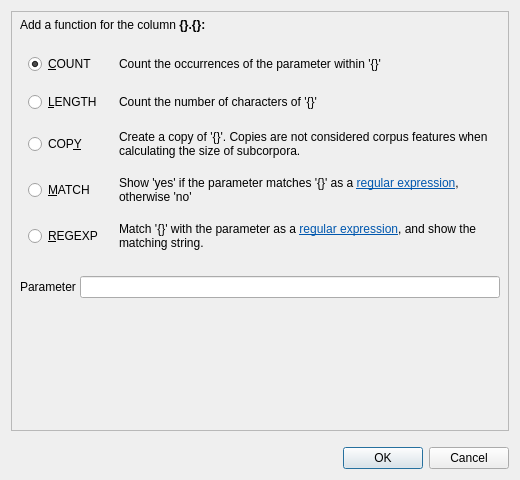
gkunter/coquery, file coquery/gui/ui/functionApply.ui: the form before one commit.
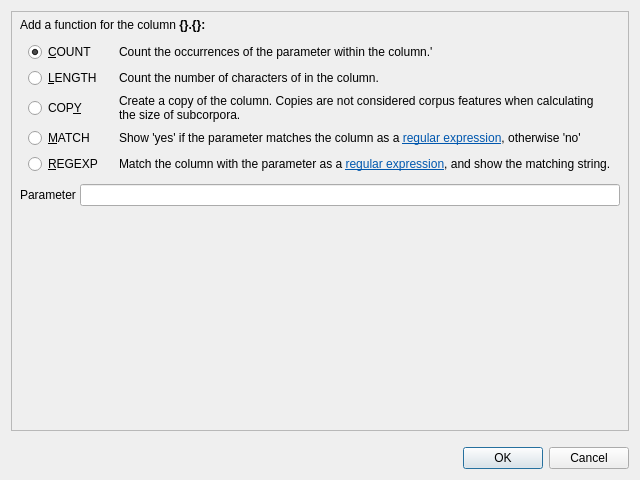
The form after the commit.

```diff
--- a/coquery/gui/ui/functionApply.ui
+++ b/coquery/gui/ui/functionApply.ui
@@ -6,7 +6,7 @@
    <rect>
     <x>0</x>
     <y>0</y>
-    <width>520</width>
+    <width>640</width>
     <height>480</height>
    </rect>
   </property>
@@ -17,6 +17,9 @@
    <property name="spacing">
     <number>16</number>
    </property>
+   <property name="sizeConstraint">
+    <enum>QLayout::SetMinimumSize</enum>
+   </property>
    <item>
     <widget class="QFrame" name="frame">
      <property name="frameShape">
@@ -29,6 +32,9 @@
       <property name="spacing">
        <number>4</number>
       </property>
+      <property name="sizeConstraint">
+       <enum>QLayout::SetMinimumSize</enum>
+      </property>
       <property name="leftMargin">
        <number>8</number>
       </property>
@@ -56,9 +62,9 @@
           <verstretch>0</verstretch>
          </sizepolicy>
         </property>
-        <layout class="QGridLayout" name="gridLayout">
+        <layout class="QGridLayout" name="gridLayout" columnstretch="0,1">
          <property name="sizeConstraint">
-          <enum>QLayout::SetMinimumSize</enum>
+          <enum>QLayout::SetDefaultConstraint</enum>
          </property>
          <property name="leftMargin">
           <number>8</number>
@@ -77,6 +83,12 @@
          </property>
          <item row="2" column="0">
           <widget class="QRadioButton" name="radio_count">
+           <property name="sizePolicy">
+            <sizepolicy hsizetype="Preferred" vsizetype="Fixed">
+             <horstretch>0</horstretch>
+             <verstretch>0</verstretch>
+            </sizepolicy>
+           </property>
            <property name="text">
             <string>&amp;COUNT</string>
            </property>
@@ -94,7 +106,7 @@
             </sizepolicy>
            </property>
            <property name="text">
-            <string>&lt;html&gt;&lt;head/&gt;&lt;body&gt;&lt;p&gt;Match '{}' with the parameter as a &lt;a href=&quot;https://docs.python.org/2/howto/regex.html&quot;&gt;&lt;span style=&quot; text-decoration: underline; color:#0057ae;&quot;&gt;regular expression&lt;/span&gt;&lt;/a&gt;, and show the matching string.&lt;/p&gt;&lt;/body&gt;&lt;/html&gt;</string>
+            <string>&lt;html&gt;&lt;head/&gt;&lt;body&gt;&lt;p&gt;Match the column with the parameter as a &lt;a href=&quot;https://docs.python.org/2/howto/regex.html&quot;&gt;&lt;span style=&quot; text-decoration: underline; color:#0057ae;&quot;&gt;regular expression&lt;/span&gt;&lt;/a&gt;, and show the matching string.&lt;/p&gt;&lt;/body&gt;&lt;/html&gt;</string>
            </property>
            <property name="wordWrap">
             <bool>true</bool>
@@ -113,7 +125,7 @@
             </sizepolicy>
            </property>
            <property name="text">
-            <string>Show 'yes' if the parameter matches '{}' as a &lt;a href=&quot;https://docs.python.org/2/howto/regex.html&quot;&gt;&lt;span style=&quot; text-decoration: underline; color:#0057ae;&quot;&gt;regular expression&lt;/span&gt;&lt;/a&gt;, otherwise 'no'</string>
+            <string>&lt;html&gt;&lt;head/&gt;&lt;body&gt;&lt;p&gt;Show 'yes' if the parameter matches the column as a &lt;a href=&quot;https://docs.python.org/2/howto/regex.html&quot;&gt;&lt;span style=&quot; text-decoration: underline; color:#0057ae;&quot;&gt;regular expression&lt;/span&gt;&lt;/a&gt;, otherwise 'no'&lt;/p&gt;&lt;/body&gt;&lt;/html&gt;</string>
            </property>
            <property name="wordWrap">
             <bool>true</bool>
@@ -125,8 +137,14 @@
          </item>
          <item row="3" column="1">
           <widget class="QLabel" name="label_func2">
+           <property name="sizePolicy">
+            <sizepolicy hsizetype="Minimum" vsizetype="Minimum">
+             <horstretch>0</horstretch>
+             <verstretch>0</verstretch>
+            </sizepolicy>
+           </property>
            <property name="text">
-            <string>Count the number of characters of '{}'</string>
+            <string>Count the number of characters of in the column.</string>
            </property>
            <property name="wordWrap">
             <bool>false</bool>
@@ -136,13 +154,13 @@
          <item row="2" column="1">
           <widget class="QLabel" name="label_func1">
            <property name="sizePolicy">
-            <sizepolicy hsizetype="MinimumExpanding" vsizetype="Preferred">
+            <sizepolicy hsizetype="Minimum" vsizetype="Minimum">
              <horstretch>0</horstretch>
              <verstretch>0</verstretch>
             </sizepolicy>
            </property>
            <property name="text">
-            <string>Count the occurrences of the parameter within '{}'</string>
+            <string>Count the occurrences of the parameter within the column.'</string>
            </property>
            <property name="wordWrap">
             <bool>true</bool>
@@ -151,6 +169,12 @@
          </item>
          <item row="6" column="0">
           <widget class="QRadioButton" name="radio_regexp">
+           <property name="sizePolicy">
+            <sizepolicy hsizetype="Preferred" vsizetype="Fixed">
+             <horstretch>0</horstretch>
+             <verstretch>0</verstretch>
+            </sizepolicy>
+           </property>
            <property name="text">
             <string>&amp;REGEXP</string>
            </property>
@@ -158,6 +182,12 @@
          </item>
          <item row="5" column="0">
           <widget class="QRadioButton" name="radio_match">
+           <property name="sizePolicy">
+            <sizepolicy hsizetype="Preferred" vsizetype="Fixed">
+             <horstretch>0</horstretch>
+             <verstretch>0</verstretch>
+            </sizepolicy>
+           </property>
            <property name="text">
             <string>&amp;MATCH</string>
            </property>
@@ -165,6 +195,12 @@
          </item>
          <item row="3" column="0">
           <widget class="QRadioButton" name="radio_length">
+           <property name="sizePolicy">
+            <sizepolicy hsizetype="Preferred" vsizetype="Fixed">
+             <horstretch>0</horstretch>
+             <verstretch>0</verstretch>
+            </sizepolicy>
+           </property>
            <property name="text">
             <string>&amp;LENGTH</string>
            </property>
@@ -175,6 +211,12 @@
          </item>
          <item row="4" column="0">
           <widget class="QRadioButton" name="radio_copy">
+           <property name="sizePolicy">
+            <sizepolicy hsizetype="Preferred" vsizetype="Fixed">
+             <horstretch>0</horstretch>
+             <verstretch>0</verstretch>
+            </sizepolicy>
+           </property>
            <property name="text">
             <string>COP&amp;Y</string>
            </property>
@@ -182,8 +224,14 @@
          </item>
          <item row="4" column="1">
           <widget class="QLabel" name="label_copy">
+           <property name="sizePolicy">
+            <sizepolicy hsizetype="Minimum" vsizetype="Minimum">
+             <horstretch>0</horstretch>
+             <verstretch>0</verstretch>
+            </sizepolicy>
+           </property>
            <property name="text">
-            <string>Create a copy of '{}'. Copies are not considered corpus features when calculating the size of subcorpora.</string>
+            <string>Create a copy of the column. Copies are not considered corpus features when calculating the size of subcorpora.</string>
            </property>
            <property name="wordWrap">
             <bool>true</bool>
@@ -215,7 +263,7 @@
         <property name="sizeHint" stdset="0">
          <size>
           <width>20</width>
-          <height>40</height>
+          <height>0</height>
          </size>
         </property>
        </spacer>
```
